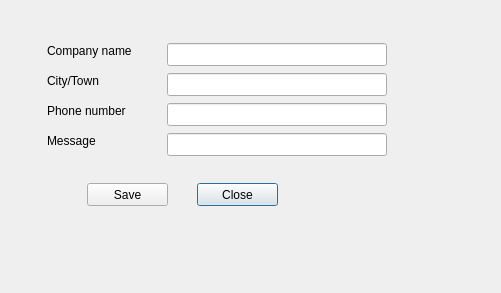
The window that src/billsettings.ui (thamizha/angadi) describes before a commit, drawn with Qt 5.
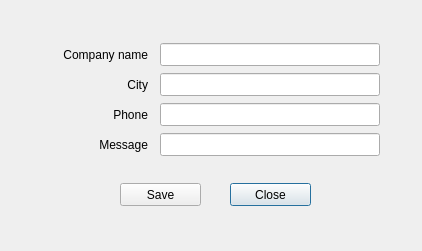
The same window after the commit.

```diff
--- a/src/billsettings.ui
+++ b/src/billsettings.ui
@@ -6,8 +6,8 @@
    <rect>
     <x>0</x>
     <y>0</y>
-    <width>501</width>
-    <height>293</height>
+    <width>422</width>
+    <height>251</height>
    </rect>
   </property>
   <property name="windowTitle">
@@ -16,8 +16,8 @@
   <widget class="QWidget" name="verticalLayoutWidget">
    <property name="geometry">
     <rect>
-     <x>30</x>
-     <y>30</y>
+     <x>20</x>
+     <y>20</y>
      <width>381</width>
      <height>211</height>
     </rect>
@@ -27,7 +27,7 @@
   <widget class="QLineEdit" name="lineEditPhoneNumber">
    <property name="geometry">
     <rect>
-     <x>167</x>
+     <x>160</x>
      <y>103</y>
      <width>220</width>
      <height>23</height>
@@ -37,7 +37,7 @@
   <widget class="QLineEdit" name="lineEditCompanyName">
    <property name="geometry">
     <rect>
-     <x>167</x>
+     <x>160</x>
      <y>43</y>
      <width>220</width>
      <height>23</height>
@@ -47,7 +47,7 @@
   <widget class="QLineEdit" name="lineEditCity">
    <property name="geometry">
     <rect>
-     <x>167</x>
+     <x>160</x>
      <y>73</y>
      <width>220</width>
      <height>23</height>
@@ -57,46 +57,55 @@
   <widget class="QLabel" name="label_4">
    <property name="geometry">
     <rect>
-     <x>47</x>
-     <y>133</y>
-     <width>110</width>
+     <x>28</x>
+     <y>137</y>
+     <width>120</width>
      <height>15</height>
     </rect>
    </property>
    <property name="text">
     <string>Message</string>
    </property>
+   <property name="alignment">
+    <set>Qt::AlignRight|Qt::AlignTrailing|Qt::AlignVCenter</set>
+   </property>
   </widget>
   <widget class="QLabel" name="label_2">
    <property name="geometry">
     <rect>
-     <x>47</x>
-     <y>73</y>
-     <width>110</width>
+     <x>28</x>
+     <y>77</y>
+     <width>120</width>
      <height>15</height>
     </rect>
    </property>
    <property name="text">
-    <string>City/Town</string>
+    <string>City</string>
+   </property>
+   <property name="alignment">
+    <set>Qt::AlignRight|Qt::AlignTrailing|Qt::AlignVCenter</set>
    </property>
   </widget>
   <widget class="QLabel" name="label">
    <property name="geometry">
     <rect>
-     <x>47</x>
-     <y>43</y>
-     <width>110</width>
-     <height>15</height>
+     <x>28</x>
+     <y>45</y>
+     <width>120</width>
+     <height>20</height>
     </rect>
    </property>
    <property name="text">
     <string>Company name</string>
    </property>
+   <property name="alignment">
+    <set>Qt::AlignRight|Qt::AlignTrailing|Qt::AlignVCenter</set>
+   </property>
   </widget>
   <widget class="QPushButton" name="pushButtonClose">
    <property name="geometry">
     <rect>
-     <x>197</x>
+     <x>230</x>
      <y>183</y>
      <width>81</width>
      <height>23</height>
@@ -109,7 +118,7 @@
   <widget class="QPushButton" name="pushButtonSave">
    <property name="geometry">
     <rect>
-     <x>87</x>
+     <x>120</x>
      <y>183</y>
      <width>81</width>
      <height>23</height>
@@ -122,7 +131,7 @@
   <widget class="QLineEdit" name="lineEditMessage">
    <property name="geometry">
     <rect>
-     <x>167</x>
+     <x>160</x>
      <y>133</y>
      <width>220</width>
      <height>23</height>
@@ -132,14 +141,17 @@
   <widget class="QLabel" name="label_3">
    <property name="geometry">
     <rect>
-     <x>47</x>
-     <y>103</y>
-     <width>110</width>
+     <x>28</x>
+     <y>107</y>
+     <width>120</width>
      <height>15</height>
     </rect>
    </property>
    <property name="text">
-    <string>Phone number</string>
+    <string>Phone</string>
+   </property>
+   <property name="alignment">
+    <set>Qt::AlignRight|Qt::AlignTrailing|Qt::AlignVCenter</set>
    </property>
   </widget>
  </widget>
```
